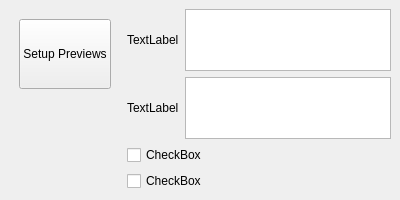
First picture: the form in src/MainWindow.ui, repository DalShooth/PrevEve, before the edit.
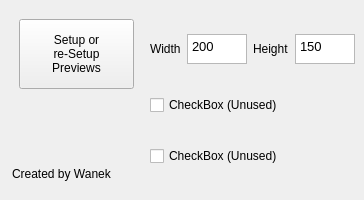
Second picture: the form after the edit.

```diff
--- a/src/MainWindow.ui
+++ b/src/MainWindow.ui
@@ -6,19 +6,19 @@
    <rect>
     <x>0</x>
     <y>0</y>
-    <width>400</width>
+    <width>364</width>
     <height>200</height>
    </rect>
   </property>
   <property name="sizePolicy">
-   <sizepolicy hsizetype="Preferred" vsizetype="Preferred">
+   <sizepolicy hsizetype="Fixed" vsizetype="Fixed">
     <horstretch>0</horstretch>
     <verstretch>0</verstretch>
    </sizepolicy>
   </property>
   <property name="minimumSize">
    <size>
-    <width>400</width>
+    <width>150</width>
     <height>200</height>
    </size>
   </property>
@@ -52,7 +52,9 @@
            </size>
           </property>
           <property name="text">
-           <string>Setup Previews</string>
+           <string>Setup or
+re-Setup
+Previews</string>
           </property>
           <property name="iconSize">
            <size>
@@ -72,41 +74,124 @@
           <verstretch>0</verstretch>
          </sizepolicy>
         </property>
+        <widget class="QLabel" name="label_3">
+         <property name="geometry">
+          <rect>
+           <x>3</x>
+           <y>60</y>
+           <width>111</width>
+           <height>18</height>
+          </rect>
+         </property>
+         <property name="text">
+          <string>Created by Wanek</string>
+         </property>
+        </widget>
        </widget>
       </item>
       <item row="0" column="1" rowspan="2">
        <layout class="QGridLayout" name="gridLayout_2">
         <item row="0" column="0">
-         <widget class="QLabel" name="label">
-          <property name="text">
-           <string>TextLabel</string>
+         <widget class="QLabel" name="WidthLabel">
+          <property name="sizePolicy">
+           <sizepolicy hsizetype="Expanding" vsizetype="Fixed">
+            <horstretch>0</horstretch>
+            <verstretch>0</verstretch>
+           </sizepolicy>
           </property>
-         </widget>
-        </item>
-        <item row="1" column="0">
-         <widget class="QLabel" name="label_2">
+          <property name="maximumSize">
+           <size>
+            <width>16777215</width>
+            <height>30</height>
+           </size>
+          </property>
           <property name="text">
-           <string>TextLabel</string>
+           <string>Width</string>
           </property>
          </widget>
         </item>
-        <item row="1" column="1">
-         <widget class="QTextEdit" name="textEdit_2"/>
-        </item>
         <item row="0" column="1">
-         <widget class="QTextEdit" name="textEdit"/>
+         <widget class="QTextEdit" name="WidthTextEdit">
+          <property name="sizePolicy">
+           <sizepolicy hsizetype="Expanding" vsizetype="Fixed">
+            <horstretch>0</horstretch>
+            <verstretch>0</verstretch>
+           </sizepolicy>
+          </property>
+          <property name="maximumSize">
+           <size>
+            <width>60</width>
+            <height>30</height>
+           </size>
+          </property>
+          <property name="html">
+           <string>&lt;!DOCTYPE HTML PUBLIC &quot;-//W3C//DTD HTML 4.0//EN&quot; &quot;http://www.w3.org/TR/REC-html40/strict.dtd&quot;&gt;
+&lt;html&gt;&lt;head&gt;&lt;meta name=&quot;qrichtext&quot; content=&quot;1&quot; /&gt;&lt;meta charset=&quot;utf-8&quot; /&gt;&lt;style type=&quot;text/css&quot;&gt;
+p, li { white-space: pre-wrap; }
+hr { height: 1px; border-width: 0; }
+li.unchecked::marker { content: &quot;\2610&quot;; }
+li.checked::marker { content: &quot;\2612&quot;; }
+&lt;/style&gt;&lt;/head&gt;&lt;body style=&quot; font-family:'Noto Sans'; font-size:10pt; font-weight:400; font-style:normal;&quot;&gt;
+&lt;p style=&quot; margin-top:0px; margin-bottom:0px; margin-left:0px; margin-right:0px; -qt-block-indent:0; text-indent:0px;&quot;&gt;200&lt;/p&gt;&lt;/body&gt;&lt;/html&gt;</string>
+          </property>
+         </widget>
         </item>
-        <item row="2" column="0" colspan="2">
-         <widget class="QCheckBox" name="checkBox">
+        <item row="0" column="2">
+         <widget class="QLabel" name="HeightLabel">
+          <property name="sizePolicy">
+           <sizepolicy hsizetype="Expanding" vsizetype="Fixed">
+            <horstretch>0</horstretch>
+            <verstretch>0</verstretch>
+           </sizepolicy>
+          </property>
+          <property name="maximumSize">
+           <size>
+            <width>16777215</width>
+            <height>30</height>
+           </size>
+          </property>
           <property name="text">
-           <string>CheckBox</string>
+           <string>Height</string>
           </property>
          </widget>
         </item>
-        <item row="3" column="0" colspan="2">
+        <item row="0" column="3">
+         <widget class="QTextEdit" name="HeightTextEdit">
+          <property name="sizePolicy">
+           <sizepolicy hsizetype="Expanding" vsizetype="Fixed">
+            <horstretch>0</horstretch>
+            <verstretch>0</verstretch>
+           </sizepolicy>
+          </property>
+          <property name="maximumSize">
+           <size>
+            <width>60</width>
+            <height>30</height>
+           </size>
+          </property>
+          <property name="html">
+           <string>&lt;!DOCTYPE HTML PUBLIC &quot;-//W3C//DTD HTML 4.0//EN&quot; &quot;http://www.w3.org/TR/REC-html40/strict.dtd&quot;&gt;
+&lt;html&gt;&lt;head&gt;&lt;meta name=&quot;qrichtext&quot; content=&quot;1&quot; /&gt;&lt;meta charset=&quot;utf-8&quot; /&gt;&lt;style type=&quot;text/css&quot;&gt;
+p, li { white-space: pre-wrap; }
+hr { height: 1px; border-width: 0; }
+li.unchecked::marker { content: &quot;\2610&quot;; }
+li.checked::marker { content: &quot;\2612&quot;; }
+&lt;/style&gt;&lt;/head&gt;&lt;body style=&quot; font-family:'Noto Sans'; font-size:10pt; font-weight:400; font-style:normal;&quot;&gt;
+&lt;p style=&quot; margin-top:0px; margin-bottom:0px; margin-left:0px; margin-right:0px; -qt-block-indent:0; text-indent:0px;&quot;&gt;150&lt;/p&gt;&lt;/body&gt;&lt;/html&gt;</string>
+          </property>
+         </widget>
+        </item>
+        <item row="3" column="0" colspan="4">
          <widget class="QCheckBox" name="checkBox_2">
           <property name="text">
-           <string>CheckBox</string>
+           <string>CheckBox (Unused)</string>
+          </property>
+         </widget>
+        </item>
+        <item row="2" column="0" colspan="4">
+         <widget class="QCheckBox" name="checkBox">
+          <property name="text">
+           <string>CheckBox (Unused)</string>
           </property>
          </widget>
         </item>
```
